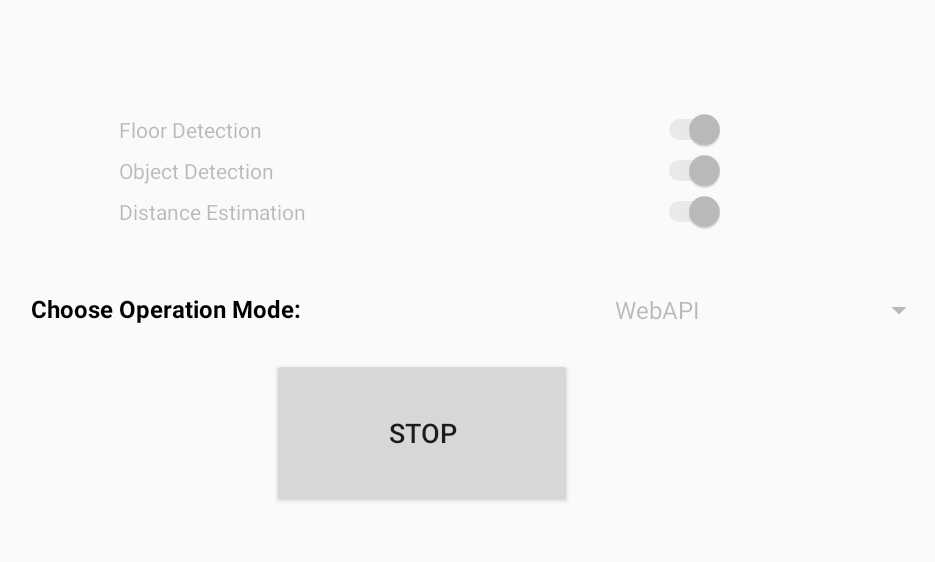
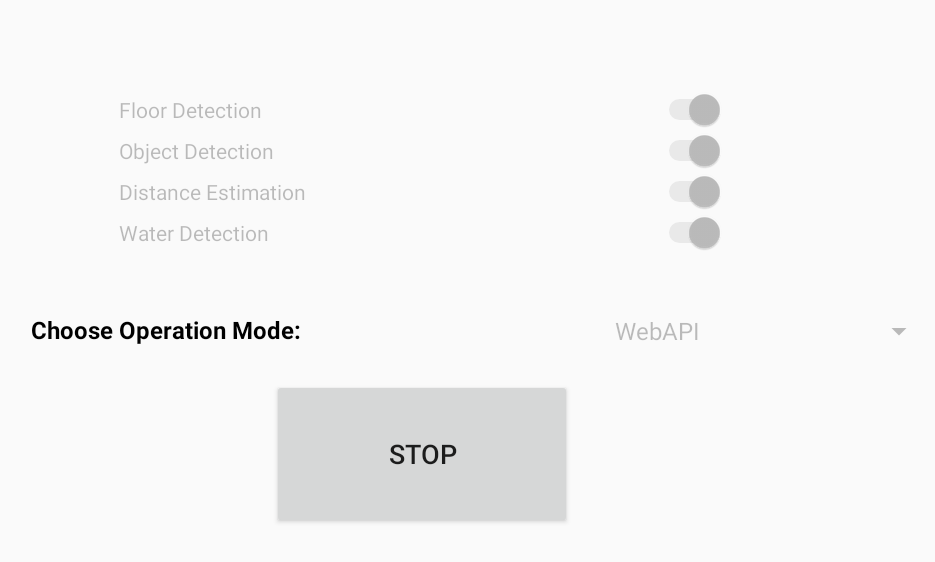
Before and after one commit to yuengdelahoz/FallPreventionAndroid, an Android app: the screen it shows after launch (MainActivity), after a tap on "LAUNCH", on a phone screen of 824 x 412 dp (held sideways). Shown: the top 562 px of the screen, without its empty margins (196-1131 px from the left). Run offline under Robolectric (Android 15) with nearby library versions, the phone set to English and light mode, and no system bars.

Commit message:
Update: Added a 5 seconds wait before starting service. That gives us the time to turn the screen off before starting the service.
Added: Water switch. Not working.

```diff
--- a/app/src/main/java/usf/delahoz/fallprevention/MainActivity.java
+++ b/app/src/main/java/usf/delahoz/fallprevention/MainActivity.java
@@ -78,6 +78,7 @@ public class MainActivity extends Activity {
         final Switch isFloor = (Switch) findViewById(R.id.floor_detection);
         final Switch isObject = (Switch) findViewById(R.id.object_detection);
         final Switch isDistance = (Switch) findViewById(R.id.distance_estimation);
+        final Switch isWater = (Switch) findViewById(R.id.water_detection);
 
 //        Choose to run models locally or through the webapi
         operation_mode = (Spinner) findViewById(R.id.operation_mode); // Create an ArrayAdapter using the string array and a default spinner layout
@@ -118,6 +119,7 @@ public class MainActivity extends Activity {
                     isFloor.setEnabled(false);
                     isObject.setEnabled(false);
                     isDistance.setEnabled(false);
+                    isWater.setEnabled(false);
                     startService(processImage);
 
                 } else if (btn.getText().toString().equals("Stop")) { //Stop
--- a/app/src/main/res/layout/activity_main.xml
+++ b/app/src/main/res/layout/activity_main.xml
@@ -37,6 +37,15 @@
         android:gravity="left|center"
         android:paddingHorizontal="200dp"
         android:text="Distance Estimation" />
+
+    <Switch
+        android:id="@+id/water_detection"
+        android:layout_width="match_parent"
+        android:layout_height="wrap_content"
+        android:checked="true"
+        android:gravity="left|center"
+        android:paddingHorizontal="200dp"
+        android:text="Water Detection" />
 
     <Space
         android:layout_width="match_parent"
```
Also changed, not shown: app/src/main/java/usf/delahoz/fallprevention/nn_models/RemoteDetector.java (+9 -1 lines).
